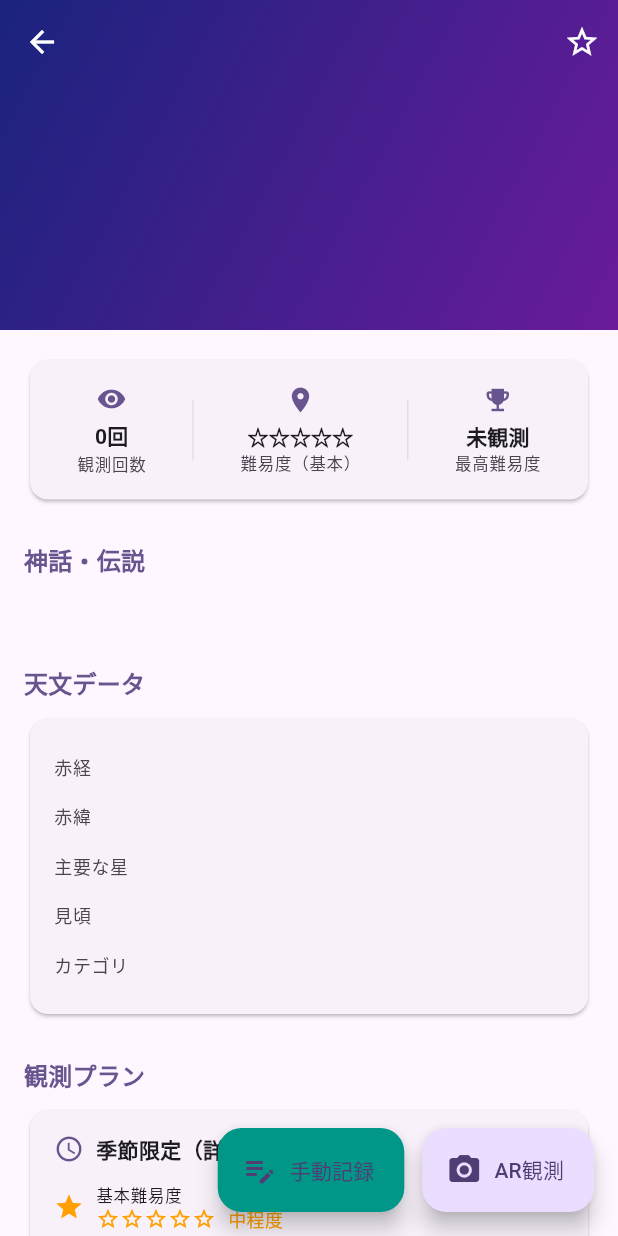
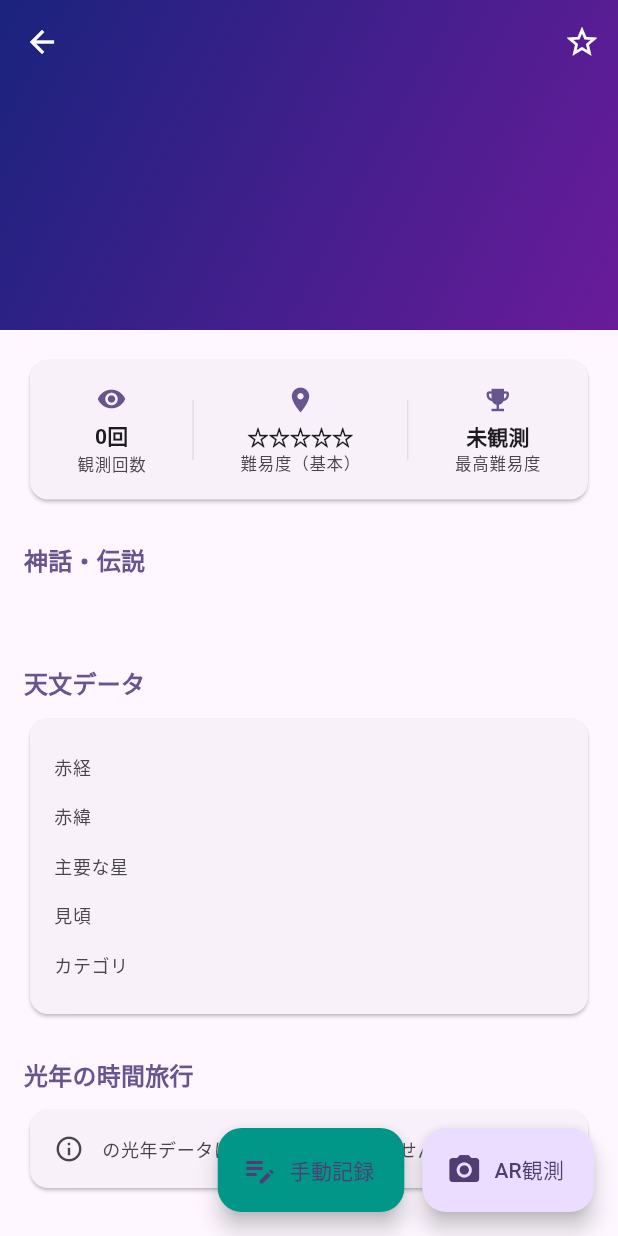
Before and after one commit to zka32101/seiza_kore, a Flutter app: the _DetailContent screen opened directly with empty values, on a phone screen of 412 x 824 dp. Run offline on Flutter 3.47's test engine with Material 3 defaults, Android fonts, the phone set to English and light mode, and no system bars; our stand-ins replace flutter_riverpod, go_router, shared_preferences; accounts and stored records are empty.

Commit message:
Phase 18: Light-year Time Travel + Ultra City Master achievement
- Created lib/data/stars_data.dart with light-year distances for 14 major stars
- Added constellation_detail_screen.dart _LightYearCard widget to display:
  * Star name and light-year distance
  * Time-travel calculation showing light origin year
  * Interactive explanation of viewing ancient light
- Enhanced achievement_provider.dart with:
  * 'Ultra City Master' badge for 20+ Bortle 8-9 observations
  * New title priority in userTitleProvider
  * ultraCityObs metric calculation

Key features:
- Sirius (8.6ly), Betelgeuse (640ly), Deneb (2600ly) and 11 other stars
- Dynamic year calculation based on observation date
- Natural human-readable descriptions
- Missing star constellation data gracefully handled

Co-Authored-By: Claude Haiku 4.5 <noreply@anthropic.com>

```diff
--- a/lib/screens/constellation_detail_screen.dart
+++ b/lib/screens/constellation_detail_screen.dart
@@ -6,6 +6,7 @@ import '../providers/observation_provider.dart';
 import '../models/constellation.dart';
 import '../models/observation.dart';
 import '../services/constellation_art.dart';
+import '../data/stars_data.dart';
 
 class ConstellationDetailScreen extends ConsumerWidget {
   final String constellationId;
@@ -100,6 +101,12 @@ class _DetailContent extends StatelessWidget {
                   _SectionTitle('天文データ'),
                   const SizedBox(height: 8),
                   _AstronomyDataCard(constellation: constellation),
+                  const SizedBox(height: 24),
+
+                  // Light-year Time Travel
+                  _SectionTitle('光年の時間旅行'),
+                  const SizedBox(height: 8),
+                  _LightYearCard(constellation: constellation),
                   const SizedBox(height: 24),
 
                   // Observation plan
@@ -669,3 +676,145 @@ class _EmptyObservationCard extends StatelessWidget {
     );
   }
 }
+
+class _LightYearCard extends StatelessWidget {
+  final Constellation constellation;
+  const _LightYearCard({required this.constellation});
+
+  @override
+  Widget build(BuildContext context) {
+    final starData = getStarDataByConstellationId(constellation.id);
+
+    if (starData == null) {
+      return Card(
+        child: Padding(
+          padding: const EdgeInsets.all(16),
+          child: Row(
+            children: [
+              Icon(
+                Icons.info_outline,
+                size: 20,
+                color: Theme.of(context).colorScheme.onSurfaceVariant,
+              ),
+              const SizedBox(width: 12),
+              Expanded(
+                child: Text(
+                  '${constellation.nameJa}の光年データはまだ公開されていません',
+                  style: Theme.of(context).textTheme.bodySmall?.copyWith(
+                        color: Theme.of(context).colorScheme.onSurfaceVariant,
+                      ),
+                ),
+              ),
+            ],
+          ),
+        ),
+      );
+    }
+
+    final now = DateTime.now();
+    final originYear = starData.getOriginYear(now.year);
+
+    return Card(
+      child: Padding(
+        padding: const EdgeInsets.all(16),
+        child: Column(
+          crossAxisAlignment: CrossAxisAlignment.start,
+          children: [
+            // 主要な星
+            Row(
+              children: [
+                Icon(
+                  Icons.star,
+                  size: 20,
+                  color: Colors.amber.shade400,
+                ),
+                const SizedBox(width: 8),
+                Expanded(
+                  child: Column(
+                    crossAxisAlignment: CrossAxisAlignment.start,
+                    children: [
+                      Text(
+                        starData.name,
+                        style: Theme.of(context).textTheme.bodyMedium?.copyWith(
+                              fontWeight: FontWeight.bold,
+                            ),
+                      ),
+                      Text(
+                        starData.nameEn,
+                        style: Theme.of(context).textTheme.labelSmall?.copyWith(
+                              color: Theme.of(context).colorScheme.onSurfaceVariant,
+                            ),
+                      ),
+                    ],
+                  ),
+                ),
+              ],
+            ),
+            const SizedBox(height: 12),
+
+            // 光年距離
+            Row(
+              children: [
+                Icon(
+                  Icons.straighten,
+                  size: 20,
+                  color: Theme.of(context).colorScheme.primary,
+                ),
+                const SizedBox(width: 8),
+                Expanded(
+                  child: Column(
+                    crossAxisAlignment: CrossAxisAlignment.start,
+                    children: [
+                      Text(
+                        '光の旅の距離',
+                        style: Theme.of(context).textTheme.labelSmall,
+                      ),
+                      Text(
+                        starData.getLightYearDescription(),
+                        style: Theme.of(context).textTheme.bodyMedium?.copyWith(
+                              fontWeight: FontWeight.bold,
+                            ),
+                      ),
+                    ],
+                  ),
+                ),
+              ],
+            ),
+            const SizedBox(height: 12),
+
+            // 時間旅行情報
+            Container(
+              padding: const EdgeInsets.all(12),
+              decoration: BoxDecoration(
+                color: Colors.deepPurple.shade50,
+                borderRadius: BorderRadius.circular(8),
+                border: Border.all(color: Colors.deepPurple.shade200),
+              ),
+              child: Column(
+                crossAxisAlignment: CrossAxisAlignment.start,
+                children: [
+                  Text(
+                    '✨ 時間旅行のミステリー',
+                    style: Theme.of(context).textTheme.labelSmall?.copyWith(
+                          color: Colors.deepPurple.shade700,
+                          fontWeight: FontWeight.bold,
+                        ),
+                  ),
+                  const SizedBox(height: 6),
+                  Text(
+                    '今見ている光は${originYear}年に${starData.name}から発せられたものです。\n'
+                    '${now.year - originYear}年前の光を今、あなたの目で見ています。',
+                    style: Theme.of(context).textTheme.bodySmall?.copyWith(
+                          color: Colors.deepPurple.shade700,
+                          height: 1.6,
+                        ),
+                  ),
+                ],
+              ),
+            ),
+          ],
+        ),
+      ),
+    );
+  }
+}
```
Also changed, not shown: lib/data/stars_data.dart (added, +134 -0 lines), lib/providers/achievement_provider.dart (+13 -0 lines).
